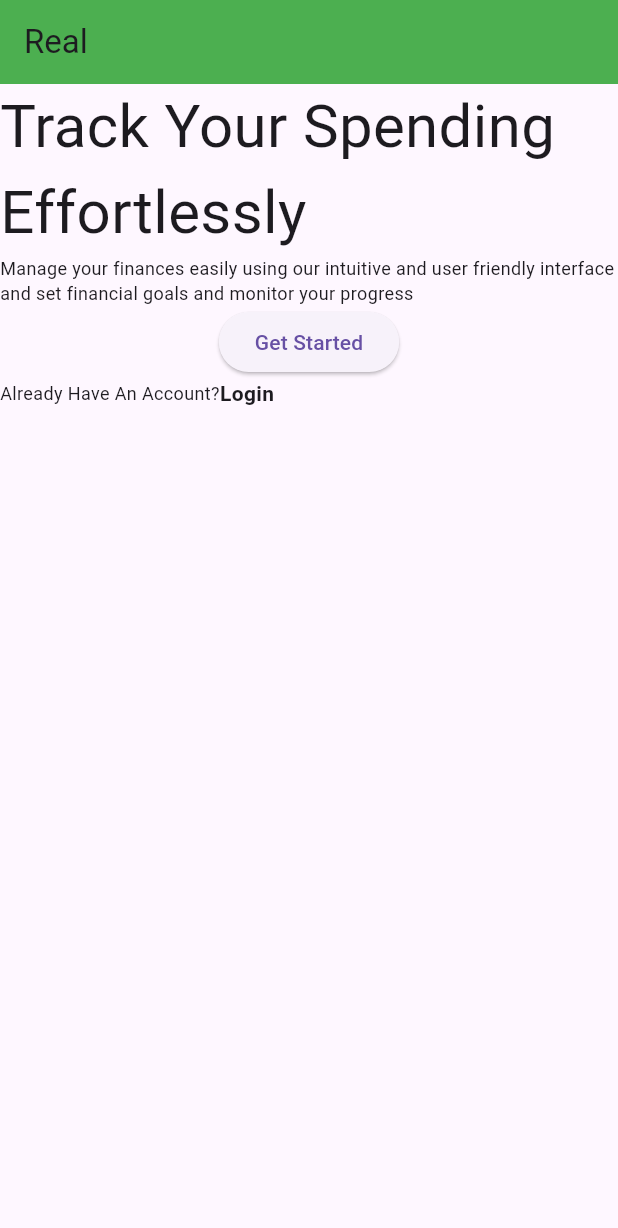
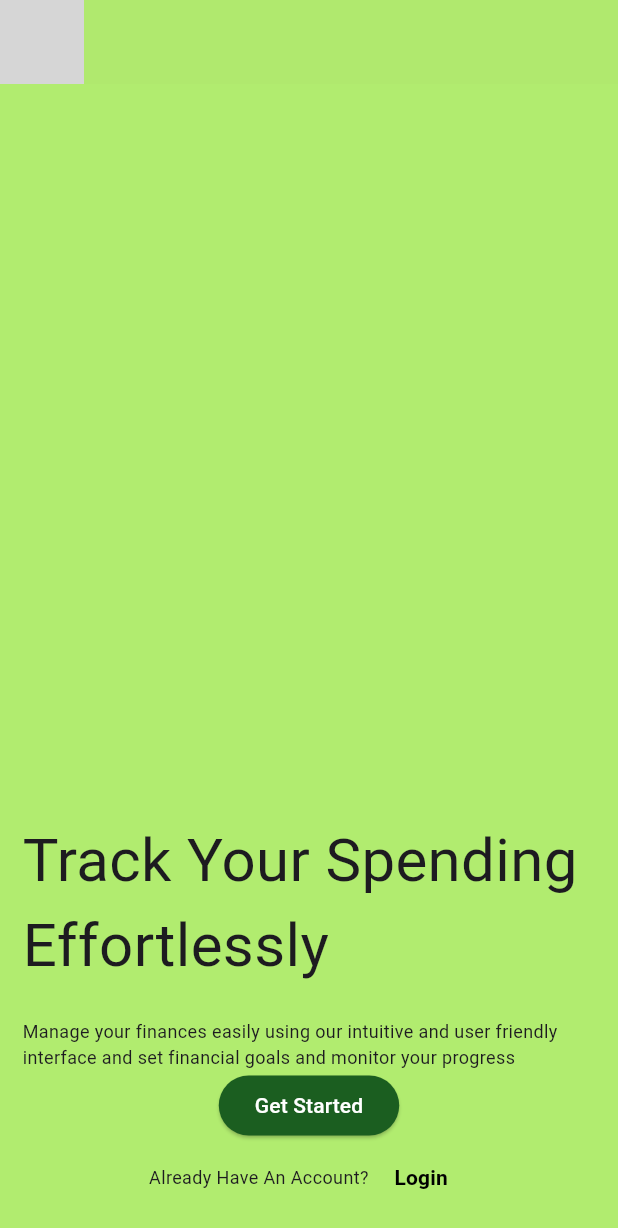
Before and after one commit to minidavid/untitled, a Flutter app: the screen it shows after launch, after a tap on "Get Started", on a phone screen of 412 x 824 dp. Shown: the top 1228 px of the screen. Run offline on Flutter 3.47's test engine with Material 3 defaults, Android fonts, the phone set to English and light mode, and no system bars; our stand-ins replace flutter_form_builder, form_builder_validators; grey boxes are pictures that could not be loaded.

Commit message:
3rd Commit: 1. Added loginscreen.dart script.
- Fixed the Login with an import of package into pubspec.yaml: form.

- Added form_builder_validators: ^11.1.2 and flutter_form_builder: ^10.01.

- Consequently, created a FormBuilder widget, replacing Form, with children Text a label and FormBuilderTextField for an email field, and a subsequent validator for the FormBuilderTextField.

-Also added Text and FormBuilderTextField for password and composed it before validating it with a validator.

-Finally ElevatedButton.

2. Reorganized the naming conventions to make the folders & files more organized. Added numerics to the start of the files, coinciding with the user flow as a user goes through various screens.

3. Updated MainPage.dart to incorporate the welcomescreen.dart, replacing the home: MyApp() with routes instead for Navigator.push(), Navigator.pushReplacement() and other Navigation widgets to work for movement through screens.

```diff
--- a/lib/main.dart
+++ b/lib/main.dart
@@ -1,72 +1,19 @@
+import 'package:finance_app/pages/3.%20MainPage.dart';
 import 'package:flutter/material.dart';
+import 'package:finance_app/pages/1.%20welcomescreen.dart';
+import 'package:finance_app/pages/2.%20loginscreen.dart';
 
 void main(){
   runApp(
-   MaterialApp(home: MyApp())
+   MaterialApp(
+    initialRoute: '/',
+
+    routes: {
+      '/': (context) => const MyApp(),
+      '/second':(context) => const Login(),
+      '/third':(context) => const MainPage(),
+    },
+
+   )
   );
 }
-
-class MyApp extends StatelessWidget {
-  const MyApp({super.key});
-
-  @override
-  Widget build(BuildContext context) {
-    return Scaffold(
-         appBar: AppBar(
-          title: const Text('Real'),
-          backgroundColor: Colors.green,
-         ),
-
-         body:Column(
-            mainAxisAlignment: MainAxisAlignment.start,
-
-            children: <Widget>[
-
-              const Text(
-                'Track Your Spending Effortlessly',
-                style: TextStyle(fontSize: 40.0),
-              ),
-
-              const Text(
-                'Manage your finances easily using our intuitive and user friendly interface and set financial goals and monitor your progress',
-                style: TextStyle(fontSize: 12.0),
-              ),
-
-              ElevatedButton(
-
-                onPressed: ()
-                {
-                  print("Button Pressed");
-                },
-                child: const Text("Get Started"),
-
-              ),
-
-              Row(
-                children: <Widget>[
-                  Text(
-                    'Already Have An Account?',
-                    style: TextStyle(fontSize: 12.0),
-                  ),
-
-                  Text(
-                    'Login',
-                    style: TextStyle(fontWeight: FontWeight.bold),
-                  ),
-
-
-
-                ],
-              )
-
-
-
-
-            ],
-         ),
-
-
-
-    );
-  }
-}
--- /dev/null
+++ b/lib/pages/1. welcomescreen.dart
@@ -0,0 +1,116 @@
+//import 'package:flutter/cupertino.dart'; iOS
+import 'package:finance_app/pages/2.%20loginscreen.dart';
+import 'package:flutter/material.dart';
+
+class MyApp extends StatelessWidget {
+  const MyApp({super.key});
+
+  @override
+  Widget build(BuildContext context)
+  {
+    return Scaffold(
+         appBar: AppBar(
+
+          leading: Image.asset('assets/image.png',
+          fit: BoxFit.fill,
+          alignment: Alignment.bottomCenter,
+          //color: Color(0xffb1ec6f),
+          //color: Color(0xff134517),
+          //colorBlendMode: BlendMode.multiply,
+          ),
+
+          //title: const Text('Real'),
+          backgroundColor: Color.fromARGB(255, 176, 233, 110),
+         ),
+
+        //fix it to the screen
+        body:SafeArea(
+
+          //add background color to body
+          child: DecoratedBox(
+
+            decoration: BoxDecoration(color: Color(0xffb1ec6f)),
+
+            //add padding to text
+            child: Padding(
+
+              padding:EdgeInsetsGeometry.all(15),
+
+              //column hosting multiple text
+              child: Column(mainAxisAlignment: MainAxisAlignment.end,
+
+                children: <Widget>[
+
+                  Text(
+                    'Track Your Spending Effortlessly',
+                    style: TextStyle(fontSize: 40.0),
+                  ),
+                  SizedBox(height: 20),
+
+                const Text(
+                  'Manage your finances easily using our intuitive and user friendly interface and set financial goals and monitor your progress',
+                  style: TextStyle(fontSize: 12.0),
+                ),
+
+                // Button to show the get started
+                ElevatedButton(
+
+                  onPressed: ()
+                  {
+                    print("Button Pressed");
+                  },
+
+                  style: ButtonStyle(
+                    backgroundColor: WidgetStateProperty.all(Colors.green[900]),
+                  ),
+
+                  child: const Text(
+                    "Get Started",
+                    style: TextStyle(color: Colors.white)
+                  ),
+
+                ),
+
+                //Row hosting a pair of horizontal text
+                Row(
+                  mainAxisAlignment: MainAxisAlignment.center,
+
+                  children: <Widget>[
+                    Text(
+                      'Already Have An Account?',
+                      style: TextStyle(fontSize: 12.0),
+                    ),
+
+                    Padding(
+                      padding: EdgeInsetsGeometry.only(left: 3.0),
+                        child: TextButton(
+                          onPressed: (){
+                            Navigator.push(context, MaterialPageRoute(builder: (context) => Login()));
+                          },
+
+                          style: ButtonStyle(backgroundColor: WidgetStatePropertyAll(Colors.transparent),
+                            foregroundColor: WidgetStatePropertyAll(Colors.black)
+                          ),
+
+
+                          child: Text('Login', style: TextStyle(fontWeight: FontWeight.bold)),
+                        ),
+
+                    ),
+
+
+
+                  ],
+                )
+
+
+
+
+              ],
+          )),
+
+
+      ))
+    );
+  }
+}
--- a/pubspec.yaml
+++ b/pubspec.yaml
@@ -1,4 +1,4 @@
-name: untitled
+name: finance_app
 description: "A new Flutter project."
 # The following line prevents the package from being accidentally published to
 # pub.dev using `flutter pub publish`. This is preferred for private packages.
@@ -34,6 +34,8 @@ dependencies:
   # The following adds the Cupertino Icons font to your application.
   # Use with the CupertinoIcons class for iOS style icons.
   cupertino_icons: ^1.0.8
+  form_builder_validators: ^11.1.2
+  flutter_form_builder: ^10.0.1
 
 dev_dependencies:
   flutter_test:
@@ -59,7 +61,7 @@ flutter:
 
   # To add assets to your application, add an assets section, like this:
   assets:
-   - assets\
+    - assets\image.png
 
   # An image asset can refer to one or more resolution-specific "variants", see
   # https://flutter.dev/to/resolution-aware-images
```
Also changed, not shown: lib/pages/2. loginscreen.dart (added, +126 -0 lines), lib/pages/3. MainPage.dart (added, +34 -0 lines), lib/pages/welcomescreen.dart (deleted, +0 -16 lines), pubspec.lock, 1 other file.
